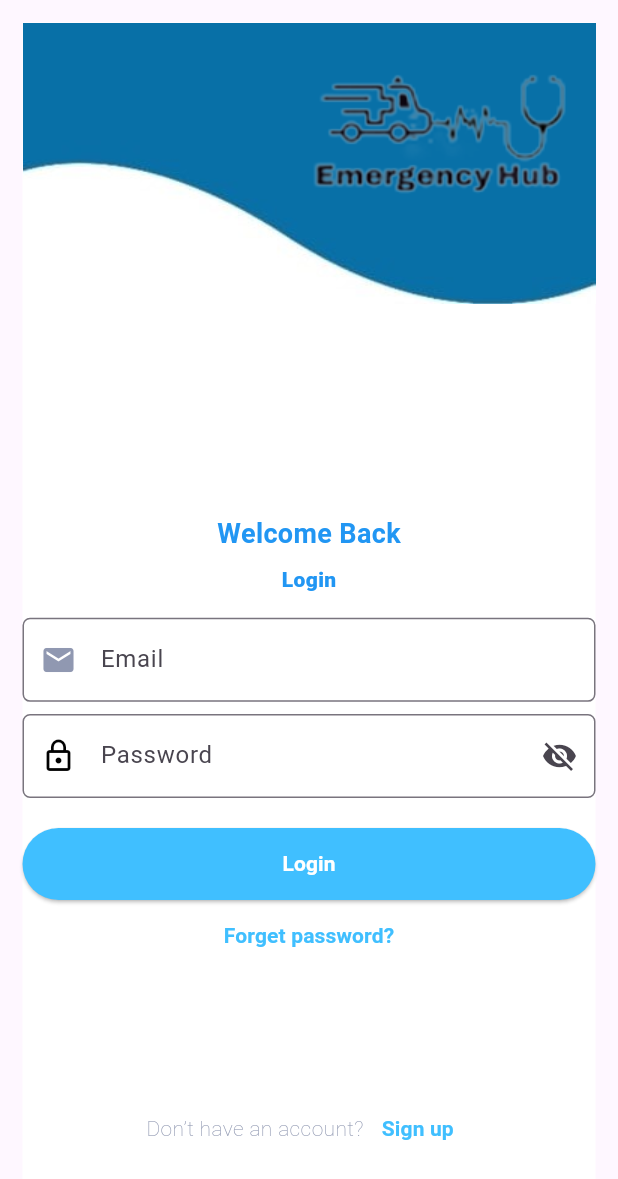
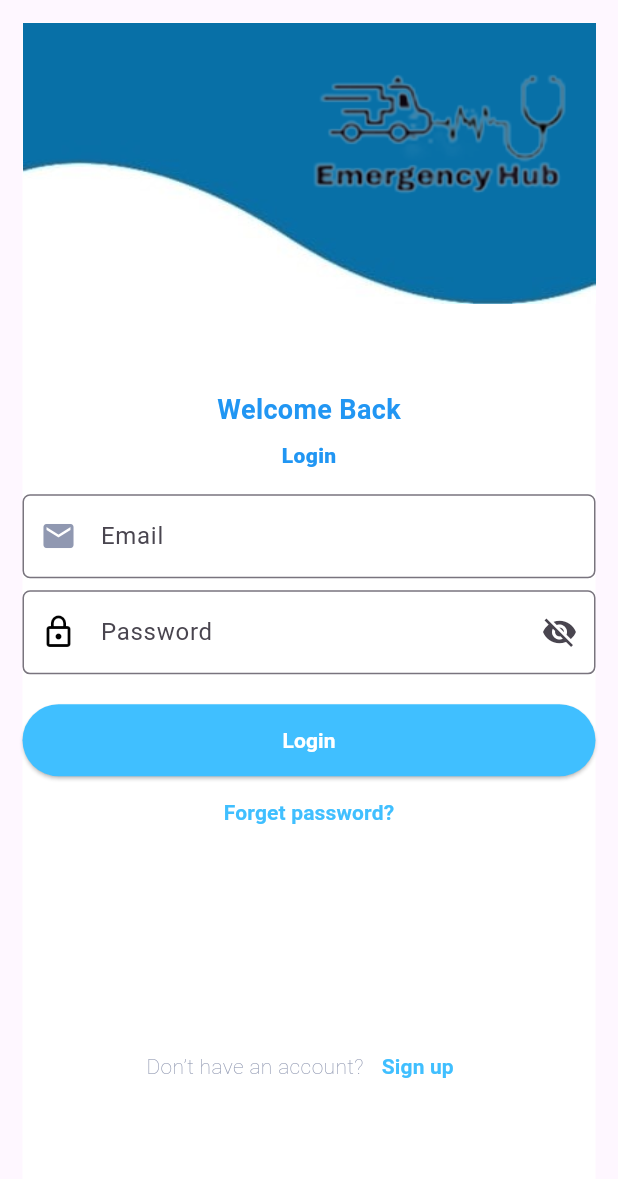
Before and after one commit to MShAdam/Emergency-Hub-App, a Flutter app: the screen it shows after launch, on a phone screen of 412 x 824 dp. Shown: the top 1179 px of the screen. Run offline on Flutter 3.47's test engine with Material 3 defaults, Android fonts, the phone set to English and light mode, and no system bars; our stand-ins replace firebase_auth, firebase_core, firebase_database, firebase_storage, image_picker; accounts and stored records are empty.

Commit message:
20240613

```diff
--- a/lib/home.dart
+++ b/lib/home.dart
@@ -19,7 +19,7 @@ class _homeScreenState extends State<homeScreen> {
   int notifyNumber = 0;
 
   File? _imageFile;
-  final String userId = "exampleUserId"; // Replace with your actual user ID
+  final String? userId = global.user_key; // Replace with your actual user ID
   final FirebaseStorage _storage = FirebaseStorage.instance;
   final DatabaseReference _database =
       FirebaseDatabase.instance.reference().child("users");
@@ -109,7 +109,7 @@ class _homeScreenState extends State<homeScreen> {
                               Stack(
                                 children: [
                                   StreamBuilder<DatabaseEvent>(
-                                    stream: _database.child(userId).onValue,
+                                    stream: _database.child(userId!).onValue,
                                     builder: (context, snapshot) {
                                       if (snapshot.connectionState ==
                                           ConnectionState.waiting) {
--- a/lib/signin.dart
+++ b/lib/signin.dart
@@ -107,7 +107,7 @@ class _SigninScreenState extends State<SigninScreen> {
 
                             /////////////////////////////////////
                             SizedBox(
-                              height: MediaQuery.of(context).size.height * 0.17,
+                              height: MediaQuery.of(context).size.height * 0.07,
                             ),
                             const Align(
                               // alignment: Alignment(-0.7, -0.5),
@@ -262,7 +262,7 @@ class _SigninScreenState extends State<SigninScreen> {
                                     SizedBox(
                                       height:
                                           MediaQuery.of(context).size.height *
-                                              0.194,
+                                              0.294,
                                     ),
                                   ],
                                 ),
```
Also changed, not shown: lib/profile/history.dart (+31 -3 lines), lib/profile/profile.dart (+14 -2 lines).
